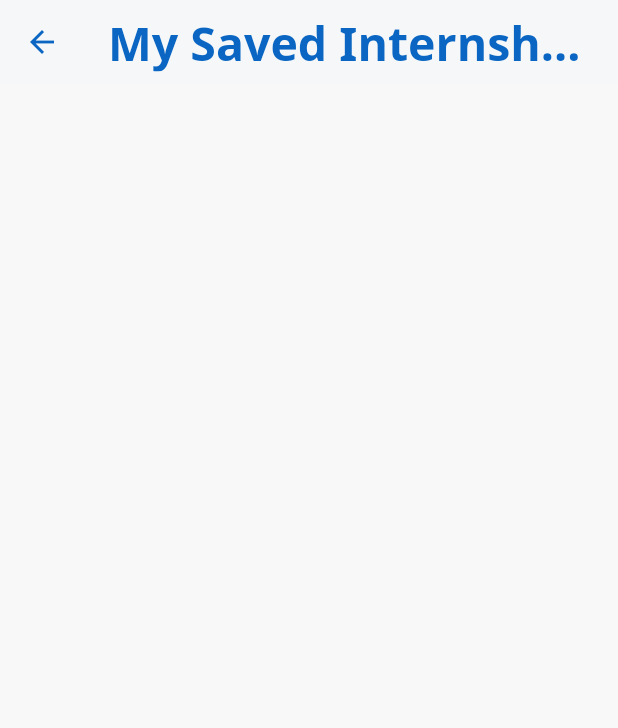
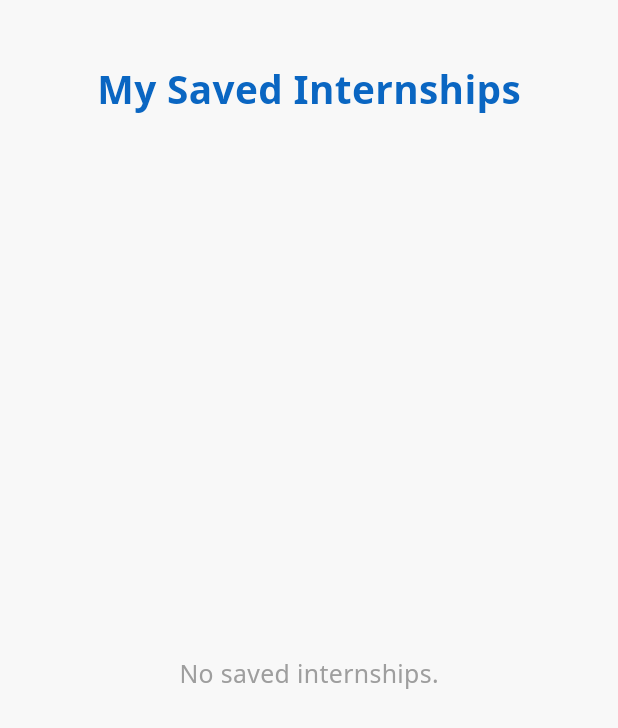
Before and after one commit to mohamed9856/Internir, a Flutter app: the SavedInternships screen opened directly, on a phone screen of 412 x 824 dp. Shown: the top 728 px of the screen. Run offline on Flutter 3.47's test engine with Material 3 defaults, Android fonts, the light colour scheme and no system bars; our stand-ins replace cloud_firestore, file_picker, firebase_core, firebase_storage, flutter_svg; missing offline and left inert: flutter_quill; accounts and stored records are empty; project files that could hold a hidden picture were left out.

Commit message:
add saved screen

```diff
--- a/lib/main.dart
+++ b/lib/main.dart
@@ -2,6 +2,7 @@ import 'package:flutter/material.dart';
 import 'package:internir/providers/Admin/company_provider.dart';
 import 'providers/index_provider.dart';
 import 'providers/jobs_provider.dart';
+import 'providers/saved_jobs_provider.dart';
 import 'screens/splash/splash_screen.dart';
 import 'utils/routes.dart';
 import 'utils/size_config.dart';
@@ -21,7 +22,7 @@ void main() async {
         ChangeNotifierProvider(create: (_) => JobsProvider()),
         ChangeNotifierProvider(create: (_) => IndexProvider()),
         ChangeNotifierProvider(create: (_) => CompanyProvider()),
-
+        ChangeNotifierProvider(create: (_) => JobSaveProvider()),
       ],
       child: const MyApp(),
     ),
--- /dev/null
+++ b/lib/providers/saved_jobs_provider.dart
@@ -0,0 +1,20 @@
+import 'package:flutter/material.dart';
+
+class JobSaveProvider with ChangeNotifier {
+  final List<String> _savedJobs = [];
+
+  bool isJobSaved(String jobId) {
+    return _savedJobs.contains(jobId);
+  }
+
+  void toggleSaveJob(String jobId) {
+    if (isJobSaved(jobId)) {
+      _savedJobs.remove(jobId);
+    } else {
+      _savedJobs.add(jobId);
+    }
+    notifyListeners();
+  }
+
+  List<String> get savedJobs => _savedJobs;
+}
--- a/lib/screens/layout/home_layout.dart
+++ b/lib/screens/layout/home_layout.dart
@@ -13,6 +13,7 @@ import '../saved/saved_internships.dart';
 import '../../utils/app_assets.dart';
 import '../../utils/app_color.dart';
 import 'package:provider/provider.dart';
+import 'package:internir/models/job_model.dart';
 
 class HomeLayout extends StatefulWidget {
   const HomeLayout({super.key});
@@ -21,7 +22,7 @@ class HomeLayout extends StatefulWidget {
   @override
   State<HomeLayout> createState() => _HomeLayoutState();
 }
-
+List<JobModel> savedJobs = [];
 class _HomeLayoutState extends State<HomeLayout> {
   var pages = [
     const HomeScreen(),
--- a/lib/screens/saved/saved_internships.dart
+++ b/lib/screens/saved/saved_internships.dart
@@ -1,8 +1,10 @@
 import 'package:flutter/material.dart';
-import 'package:internir/components/job_card.dart';
-import 'package:internir/providers/jobs_provider.dart';
-import 'package:internir/utils/app_color.dart';
-import 'package:internir/utils/size_config.dart';
+import '../../components/saved_job_card.dart';
+import '../../models/job_model.dart';
+import '../../providers/jobs_provider.dart';
+import '../../providers/saved_jobs_provider.dart';
+import '../../utils/app_color.dart';
+import '../../utils/size_config.dart';
 import 'package:provider/provider.dart';
 
 class SavedInternships extends StatefulWidget {
@@ -16,88 +18,80 @@ class _SavedInternshipsState extends State<SavedInternships> {
   @override
   void initState() {
     super.initState();
-    WidgetsBinding.instance.addPostFrameCallback((_) async {
-      _fetchSavedInternships();
-    });
-  }
-
-  Future<void> _fetchSavedInternships() async {
-    try {} catch (error) {
-      debugPrint(error.toString());
-    }
   }
 
   @override
   Widget build(BuildContext context) {
     final jobsProvider = context.watch<JobsProvider>();
+    final savedJobsProvider = context.watch<JobSaveProvider>();
 
-    return Scaffold(
-      appBar: AppBar(
-        centerTitle: true,
-        title: Text(
-          'My Saved Internships',
-          style: TextStyle(
-            color: AppColor.mainBlue,
-            fontSize: 30 * SizeConfig.textRatio,
-            fontWeight: FontWeight.bold,
-            fontFamily: 'NotoSans',
-          ),
-        ),
-        backgroundColor: Colors.white,
-        elevation: 1,
-        iconTheme: const IconThemeData(color: AppColor.mainBlue),
-      ),
-      body: SingleChildScrollView(
-        child: Padding(
+    return SafeArea(
+      child: Scaffold(
+        backgroundColor: AppColor.background,
+        body: Padding(
           padding: EdgeInsets.symmetric(
             horizontal: 16 * SizeConfig.horizontalBlock,
             vertical: 20 * SizeConfig.verticalBlock,
           ),
           child: Column(
-            mainAxisSize: MainAxisSize.min,
             children: [
-              /*
-              jobsProvider.loading
-                  ? const Center(
-                child: Padding(
-                  padding: EdgeInsets.all(20.0),
-                  child: CircularProgressIndicator(),
-                ),
-              )
-                  : jobsProvider.jobs.isNotEmpty
-                  ? ListView.builder(
-                shrinkWrap: true,
-                physics: const NeverScrollableScrollPhysics(),
-                itemCount: jobsProvider.jobs.length,
-                itemBuilder: (context, index) {
-                  final job = jobsProvider.jobs[index];
-                  return Column(
-                    mainAxisSize: MainAxisSize.min,
-                    children: [
-                      SizedBox(
-                        height: 16 * SizeConfig.verticalBlock,
-                      ),
-                      jobCard(job),
-                      SizedBox(
-                        height: 16 * SizeConfig.verticalBlock,
-                      ),
-                    ],
-                  );
-                },
-              )
-                  : Center(
-                child: Padding(
-                  padding: const EdgeInsets.all(20.0),
+              SizedBox(height: 20 * SizeConfig.verticalBlock),
+              Row(
+                mainAxisAlignment: MainAxisAlignment.center,
+                children: [
+                  Text(
+                    'My Saved Internships',
+                    style: TextStyle(
+                      color: AppColor.mainBlue,
+                      fontSize: 25 * SizeConfig.textRatio,
+                      fontWeight: FontWeight.bold,
+                      fontFamily: 'NotoSans',
+                    ),
+                  ),
+                ],
+              ),
+              SizedBox(height: 16 * SizeConfig.verticalBlock),
+              Expanded(
+                child: savedJobsProvider.savedJobs.isEmpty
+                    ? Center(
                   child: Text(
-                    'No saved internships found',
+                    "No saved internships.",
                     style: TextStyle(
                       fontFamily: 'NotoSans',
                       fontSize: 16 * SizeConfig.textRatio,
+                      color: Colors.grey,
                     ),
                   ),
+                )
+                    : ListView.builder(
+                  itemCount: savedJobsProvider.savedJobs.length,
+                  itemBuilder: (context, index) {
+                    final jobId = savedJobsProvider.savedJobs[index];
+                    final job = jobsProvider.jobs.firstWhere(
+                          (job) => job.id == jobId,
+                      orElse: () => JobModel(
+                        id: '',
+                        title: '',
+                        company: '',
+                        description: '',
+                        salary: null,
+                        location: '',
+                        createdAt: DateTime.now(),
+                        category: null,
+                        numberOfApplicants: 0,
+                        enabled: false,
+                      ),
+                    );
+                    return Column(
+                      children: [
+                        SizedBox(height: 16 * SizeConfig.verticalBlock),
+                        savedJobCard(job, context),
+                        SizedBox(height: 16 * SizeConfig.verticalBlock),
+                      ],
+                    );
+                  },
                 ),
               ),
-            */
             ],
           ),
         ),
```
Also changed, not shown: lib/components/saved_job_card.dart (added, +122 -0 lines), lib/screens/apply/apply_screen.dart (+14 -8 lines), lib/models/job_model.dart (line endings or trailing spaces), pubspec.lock.
